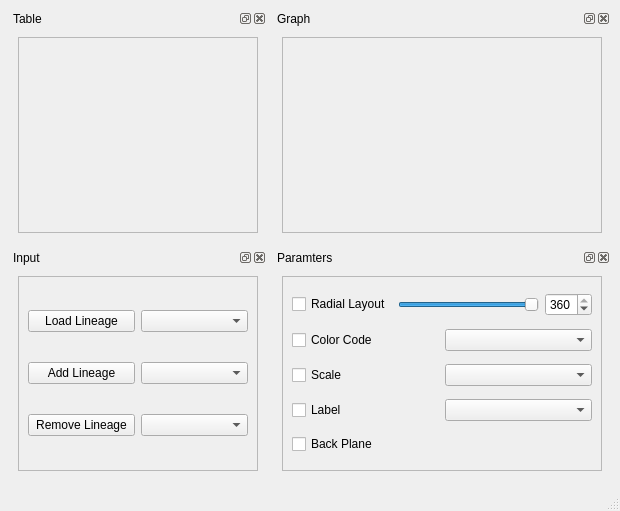
NicolasRannou/lineageViewer, file lineageViewer.ui: the form before one commit.
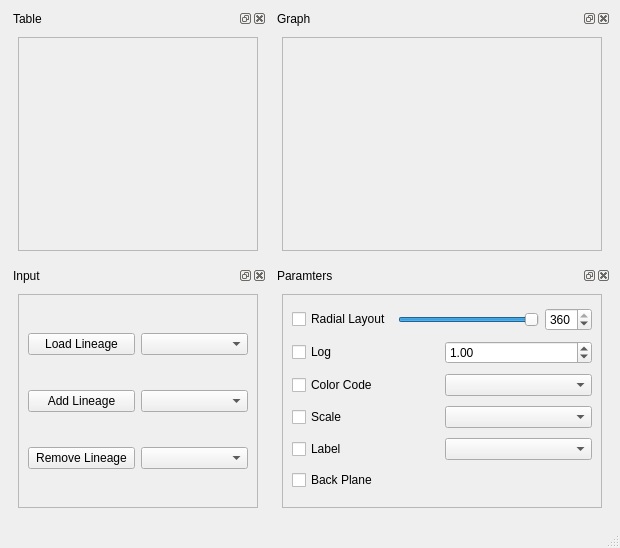
The form after the commit. Custom widgets are drawn as their Qt base class.

Commit message: ENH: add log in the view option

Patch:
```diff
--- a/lineageViewer.ui
+++ b/lineageViewer.ui
@@ -7,14 +7,14 @@
     <x>0</x>
     <y>0</y>
     <width>620</width>
-    <height>511</height>
+    <height>548</height>
    </rect>
   </property>
   <property name="windowTitle">
    <string>MainWindow</string>
   </property>
   <widget class="QWidget" name="centralwidget">
-   <layout class="QGridLayout" name="gridLayout_7">
+   <layout class="QGridLayout" name="gridLayout_14">
     <item row="0" column="0">
      <widget class="QDockWidget" name="tableDockWidget">
       <property name="floating">
@@ -167,9 +167,9 @@
           <property name="frameShadow">
            <enum>QFrame::Raised</enum>
           </property>
-          <layout class="QGridLayout" name="gridLayout_12">
+          <layout class="QGridLayout" name="gridLayout_13">
            <item row="0" column="0">
-            <layout class="QGridLayout" name="gridLayout_2">
+            <layout class="QGridLayout" name="gridLayout_7">
              <item row="0" column="0">
               <widget class="QCheckBox" name="radialCheckBox">
                <property name="text">
@@ -178,6 +178,8 @@
               </widget>
              </item>
              <item row="0" column="1">
+              <layout class="QGridLayout" name="gridLayout_2">
+               <item row="0" column="0">
               <widget class="QSlider" name="radialSlider">
                <property name="maximum">
                 <number>360</number>
@@ -190,8 +192,8 @@
                </property>
               </widget>
              </item>
-             <item row="0" column="2">
-              <widget class="QSpinBox" name="spinBox">
+               <item row="0" column="1">
+                <widget class="QSpinBox" name="radialSpinBox">
                <property name="maximum">
                 <number>360</number>
                </property>
@@ -202,7 +204,33 @@
              </item>
             </layout>
            </item>
+            </layout>
+           </item>
            <item row="1" column="0">
+            <layout class="QGridLayout" name="gridLayout_12">
+             <item row="0" column="0">
+              <widget class="QCheckBox" name="logCheckBox">
+               <property name="text">
+                <string>Log</string>
+               </property>
+              </widget>
+             </item>
+             <item row="0" column="1">
+              <widget class="QDoubleSpinBox" name="logSpinBox">
+               <property name="minimum">
+                <double>0.100000000000000</double>
+               </property>
+               <property name="singleStep">
+                <double>0.100000000000000</double>
+               </property>
+               <property name="value">
+                <double>1.000000000000000</double>
+               </property>
+              </widget>
+             </item>
+            </layout>
+           </item>
+           <item row="2" column="0">
             <layout class="QGridLayout" name="gridLayout_9">
              <item row="0" column="0">
               <widget class="QCheckBox" name="colorCheckBox">
@@ -216,7 +244,7 @@
              </item>
             </layout>
            </item>
-           <item row="2" column="0">
+           <item row="3" column="0">
             <layout class="QGridLayout" name="gridLayout_10">
              <item row="0" column="0">
               <widget class="QCheckBox" name="scaleCheckBox">
@@ -230,7 +258,7 @@
              </item>
             </layout>
            </item>
-           <item row="3" column="0">
+           <item row="4" column="0">
             <layout class="QGridLayout" name="gridLayout_11">
              <item row="0" column="0">
               <widget class="QCheckBox" name="labelCheckBox">
@@ -244,7 +272,7 @@
              </item>
             </layout>
            </item>
-           <item row="4" column="0">
+           <item row="5" column="0">
             <widget class="QCheckBox" name="backCheckBox">
              <property name="text">
               <string>Back Plane</string>
```
Left out of the diff: 20 changed lines with no effect on the pictures. Lines whose indentation alone changed are shown as unchanged. The commit also changes 2 other files.
